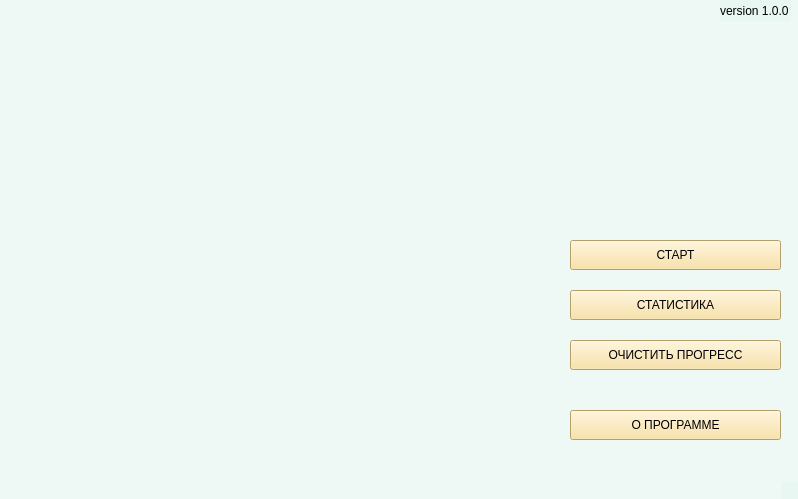
Above: main.ui from CicadaInc/biostat before the change. Below: the same form after it.
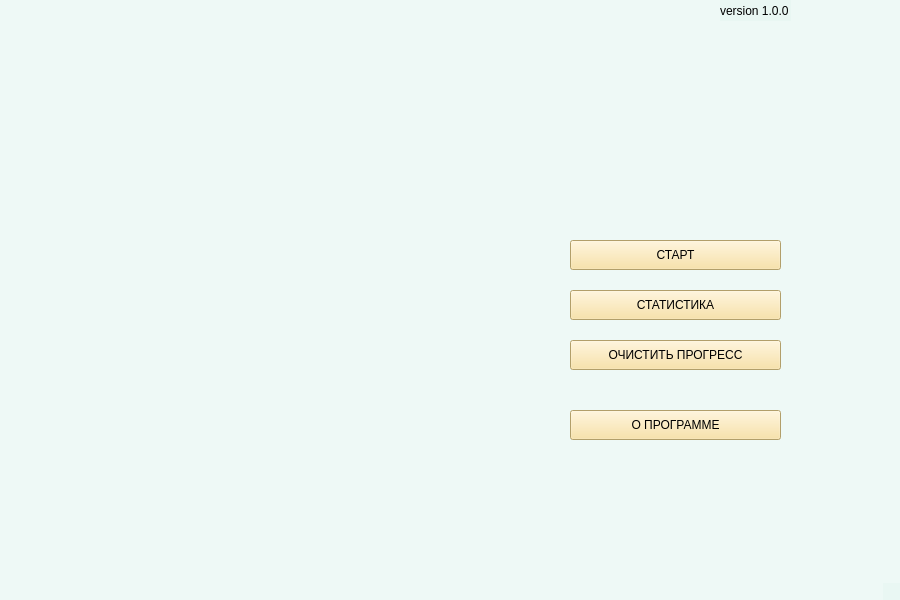
That is the form after the change.

Commit message: fix window size

What changed in the file:
```diff
--- a/main.ui
+++ b/main.ui
@@ -6,8 +6,8 @@
    <rect>
     <x>0</x>
     <y>0</y>
-    <width>798</width>
-    <height>499</height>
+    <width>900</width>
+    <height>600</height>
    </rect>
   </property>
   <property name="windowTitle">
```
